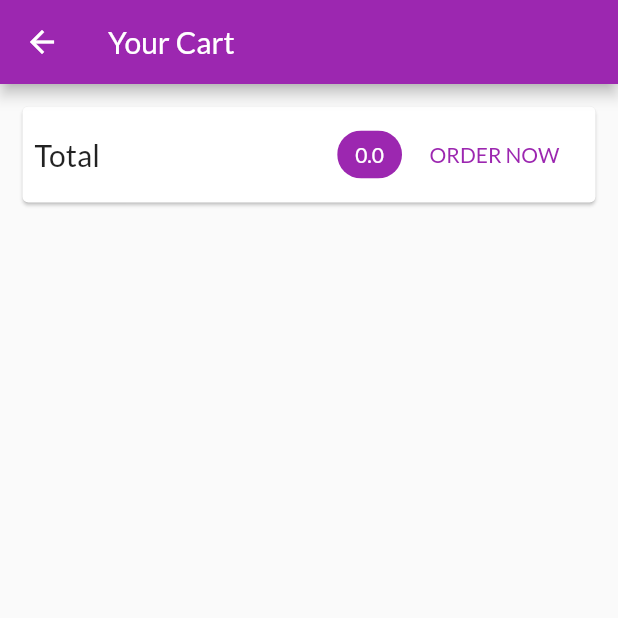
After one commit to vedantkirve/Shopping-App-Using-Provider, a Flutter app: the CartScreeen screen opened by its route, on a phone screen of 412 x 824 dp, the top half of it. The commit adds this screen. Run offline on Flutter 3.47's test engine with Material 2 defaults, Android fonts, the phone set to English and light mode, and no system bars; network calls fail.

Commit message:
cart Screen

```diff
--- a/lib/Provider/cart.dart
+++ b/lib/Provider/cart.dart
@@ -24,6 +24,14 @@ class Cart with ChangeNotifier {
     return _items == null ? 0 : _items.length;
   }
 
+  double get totalAmout {
+    var total = 0.0;
+    _items.forEach((key, cartItem) {
+      total += cartItem.quantity * cartItem.price;
+    });
+    return total;
+  }
+
   void addItem(String productId, double price, String title) {
     if (_items.containsKey(productId)) {
       _items.update(
--- a/lib/main.dart
+++ b/lib/main.dart
@@ -3,6 +3,7 @@ import 'package:flutter/material.dart';
 import 'package:provider/provider.dart';
 import 'package:shop_app_provider/Provider/cart.dart';
 import 'package:shop_app_provider/Provider/products.dart';
+import 'package:shop_app_provider/screens/cart_screen.dart';
 
 import 'package:shop_app_provider/screens/product_detail_screen.dart';
 import 'package:shop_app_provider/screens/products_overview_screen.dart';
@@ -41,7 +42,8 @@ class MyApp extends StatelessWidget {
             fontFamily: 'Lato'),
         home: ProductOverviewScreen(),
         routes: {
-          ProductDetailScreen.routeName: (context) => ProductDetailScreen()
+          ProductDetailScreen.routeName: (context) => ProductDetailScreen(),
+          CartScreeen.routeName: (context) => CartScreeen()
         },
       ),
     );
--- /dev/null
+++ b/lib/screens/cart_screen.dart
@@ -0,0 +1,52 @@
+import 'package:flutter/material.dart';
+import 'package:provider/provider.dart';
+import 'package:shop_app_provider/Provider/cart.dart';
+
+class CartScreeen extends StatelessWidget {
+  static const routeName = '/cart';
+  @override
+  Widget build(BuildContext context) {
+    final cart = Provider.of<Cart>(context);
+    return Scaffold(
+      appBar: AppBar(
+        title: Text("Your Cart"),
+      ),
+      body: Column(
+        children: <Widget>[
+          Card(
+            margin: const EdgeInsets.all(15),
+            child: Padding(
+              padding: const EdgeInsets.all(8.0),
+              child: Row(
+                mainAxisAlignment: MainAxisAlignment.spaceBetween,
+                children: <Widget>[
+                  Text(
+                    "Total",
+                    style: TextStyle(fontSize: 20),
+                  ),
+                  Spacer(),
+                  // SizedBox(
+                  //   width: 10,
+                  // ),
+                  Chip(
+                    label: Text(
+                      "${cart.totalAmout}",
+                      style: TextStyle(color: Colors.white),
+                    ),
+                    backgroundColor: Theme.of(context).primaryColor,
+                  ),
+                  FlatButton(
+                      onPressed: () {},
+                      child: Text(
+                        "ORDER NOW",
+                        style: TextStyle(color: Theme.of(context).primaryColor),
+                      ))
+                ],
+              ),
+            ),
+          )
+        ],
+      ),
+    );
+  }
+}
--- a/lib/screens/products_overview_screen.dart
+++ b/lib/screens/products_overview_screen.dart
@@ -2,6 +2,7 @@ import 'package:flutter/material.dart';
 import 'package:provider/provider.dart';
 import 'package:shop_app_provider/Provider/cart.dart';
 import 'package:shop_app_provider/Provider/products.dart';
+import 'package:shop_app_provider/screens/cart_screen.dart';
 import 'package:shop_app_provider/widgets/badge.dart';
 import 'package:shop_app_provider/widgets/products_grid.dart';
 
@@ -50,7 +51,9 @@ class _ProductOverviewScreenState extends State<ProductOverviewScreen> {
             builder: (context, cart, ch) =>
                 Badge(child: ch, value: cart.itemCount.toString()),
             child: IconButton(
-              onPressed: () {},
+              onPressed: () {
+                Navigator.of(context).pushNamed(CartScreeen.routeName);
+              },
               icon: Icon(Icons.shopping_cart),
             ),
           )
```
